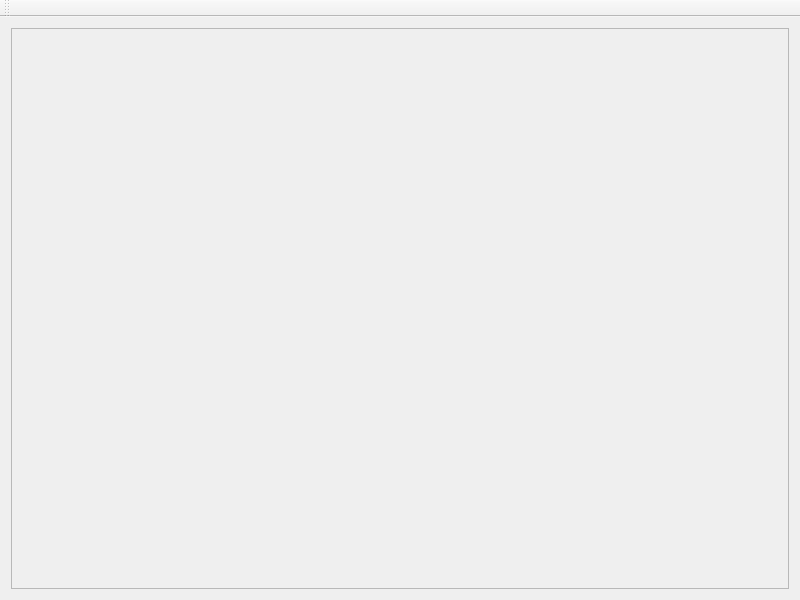
Old version of the form src/mainwindow.ui in the repository adrianx77/DeusExMachina.
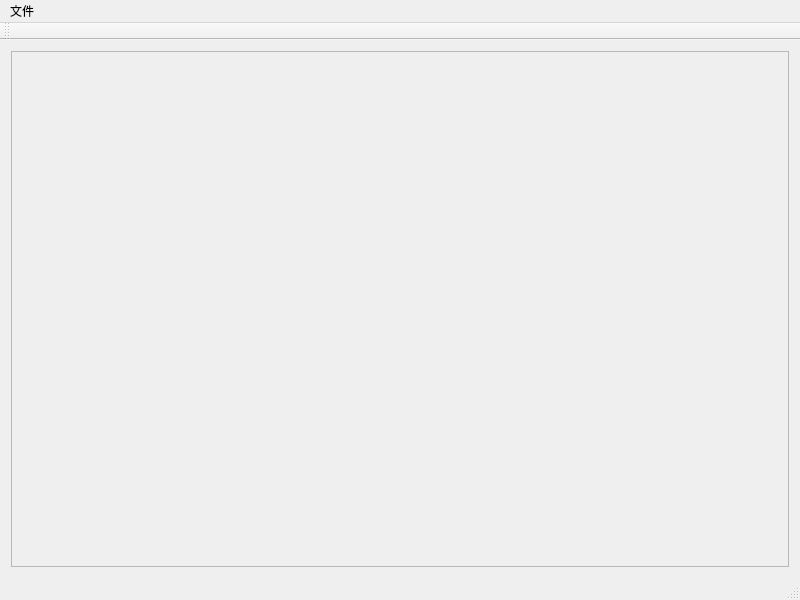
New version of the form.

```diff
--- a/src/mainwindow.ui
+++ b/src/mainwindow.ui
@@ -71,7 +71,7 @@
          <x>0</x>
          <y>0</y>
          <width>780</width>
-         <height>568</height>
+         <height>523</height>
         </rect>
        </property>
        <property name="sizePolicy">
@@ -85,6 +85,24 @@
     </item>
    </layout>
   </widget>
+  <widget class="QMenuBar" name="menuBar">
+   <property name="geometry">
+    <rect>
+     <x>0</x>
+     <y>0</y>
+     <width>800</width>
+     <height>23</height>
+    </rect>
+   </property>
+   <widget class="QMenu" name="menu">
+    <property name="title">
+     <string>文件</string>
+    </property>
+    <addaction name="actionOpen"/>
+    <addaction name="actionClose"/>
+   </widget>
+   <addaction name="menu"/>
+  </widget>
   <widget class="QToolBar" name="mainToolBar">
    <attribute name="toolBarArea">
     <enum>TopToolBarArea</enum>
@@ -93,6 +111,23 @@
     <bool>false</bool>
    </attribute>
   </widget>
+  <widget class="QStatusBar" name="statusBar"/>
+  <action name="actionOpen">
+   <property name="text">
+    <string>Open</string>
+   </property>
+   <property name="shortcut">
+    <string>Ctrl+O</string>
+   </property>
+  </action>
+  <action name="actionClose">
+   <property name="text">
+    <string>Save</string>
+   </property>
+   <property name="shortcut">
+    <string>Ctrl+S</string>
+   </property>
+  </action>
  </widget>
  <layoutdefault spacing="6" margin="11"/>
  <resources/>
```
Left out of the diff: 2 changed lines with no effect on the pictures.
